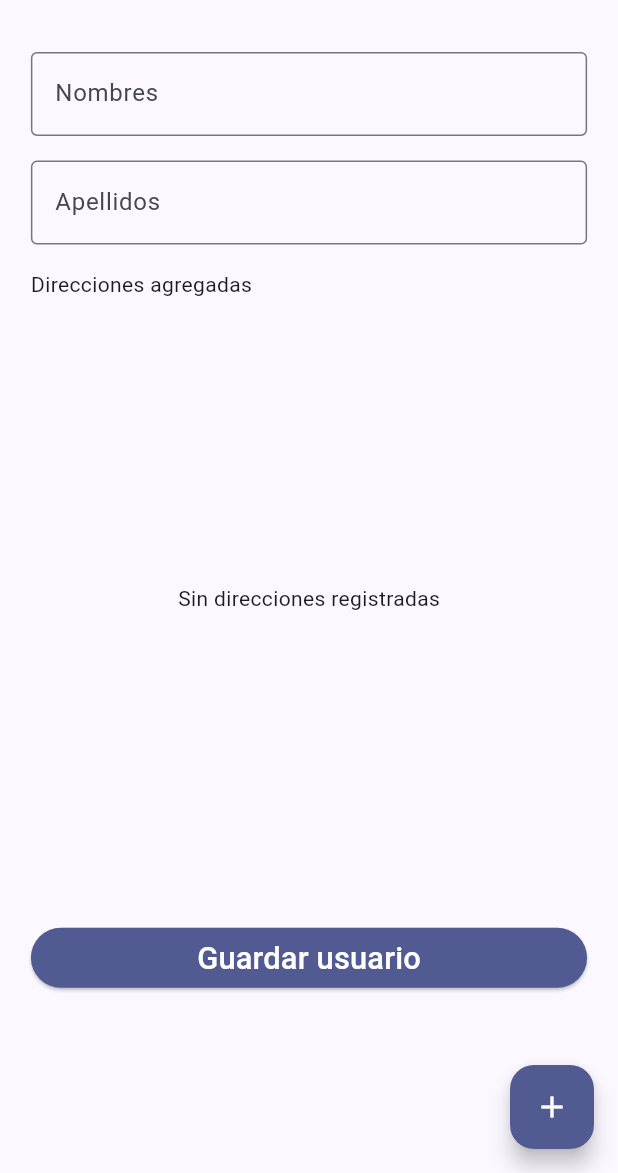
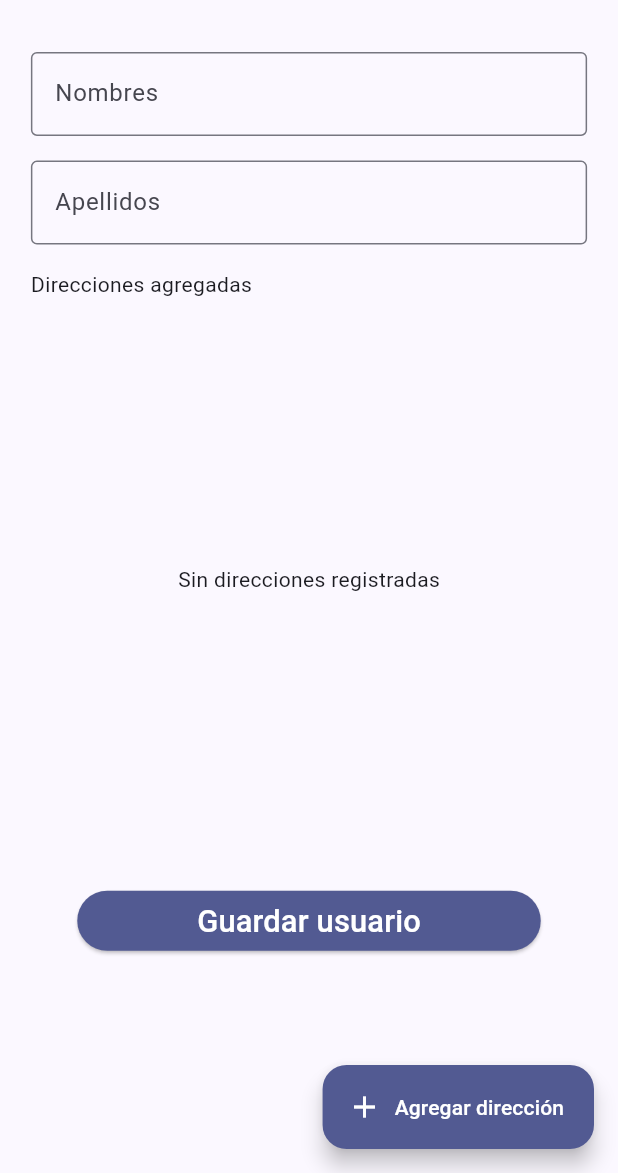
Before and after one commit to edunickdev/app-flutter, a Flutter app: the FormScreen screen opened by its route, on a phone screen of 412 x 824 dp, the part 63-1236 px from its top. Run offline on Flutter 3.47's test engine with Material 3 defaults, Android fonts, the phone set to English and light mode, and no system bars; our stand-ins replace dio, dropdown_search, flutter_riverpod, go_router, sqflite; accounts and stored records are empty; network calls fail.

Commit message:
refined form_screen view

```diff
--- a/lib/presentation/components/form/widgets/name_fields.dart
+++ b/lib/presentation/components/form/widgets/name_fields.dart
@@ -47,10 +47,15 @@ class AddAddressFab extends StatelessWidget {
 
   @override
   Widget build(BuildContext context) {
-    return FloatingActionButton(
-      backgroundColor: Theme.of(context).colorScheme.primary,
+    final colors = Theme.of(context).colorScheme;
+    return FloatingActionButton.extended(
+      backgroundColor: colors.primary,
+      icon: Icon(Icons.add, color: colors.onPrimary),
+      label: Text(
+        'Agregar dirección',
+        style: TextStyle(color: colors.onPrimary),
+      ),
       onPressed: onPressed,
-      child: Icon(Icons.add, color: Theme.of(context).colorScheme.onPrimary),
     );
   }
 }
--- a/lib/presentation/components/user_card_widget.dart
+++ b/lib/presentation/components/user_card_widget.dart
@@ -18,7 +18,11 @@ class UserCardWidget extends StatelessWidget {
     return Card(
       child: ListTile(
         title: Text('${user.names} ${user.lastnames}'),
-        subtitle: Text('${user.addresses.length} direcciones'),
+        subtitle: Text(
+          user.addresses.length == 1
+              ? '${user.addresses.length} dirección'
+              : '${user.addresses.length} direcciones',
+        ),
         onTap: onTap,
         trailing: IconButton(
           icon: const Icon(Icons.delete_outline),
--- a/lib/presentation/screens/details_screen.dart
+++ b/lib/presentation/screens/details_screen.dart
@@ -76,6 +76,7 @@ class _DetailsScreenState extends ConsumerState<DetailsScreen> {
   @override
   Widget build(BuildContext context) {
     final usersState = ref.watch(usersProvider);
+    final size = MediaQuery.of(context).size;
 
     return Scaffold(
       appBar: HomeAppBar(title: 'Detalles'),
@@ -84,7 +85,9 @@ class _DetailsScreenState extends ConsumerState<DetailsScreen> {
           if (users.isEmpty) {
             return const Center(child: Text('Sin usuarios registrados'));
           }
-          return ListView.builder(
+          return Padding(
+            padding: EdgeInsets.all(size.width * 0.03),
+            child: ListView.builder(
               itemCount: users.length,
               itemBuilder: (_, index) {
                 final user = users[index];
@@ -94,6 +97,7 @@ class _DetailsScreenState extends ConsumerState<DetailsScreen> {
                   onDelete: () => _confirmDelete(user.id),
                 );
               },
+            ),
           );
         },
         loading: () => const Center(child: CircularProgressIndicator()),
--- a/lib/presentation/screens/form_screen.dart
+++ b/lib/presentation/screens/form_screen.dart
@@ -45,10 +45,6 @@ class _FormScreenState extends ConsumerState<FormScreen> {
   }
 
   Future<void> _onSubmit(BuildContext context) async {
-    final isValid = _formKey.currentState?.validate() ?? false;
-
-    if (!isValid) return;
-
     if (_addresses.isEmpty) {
       CustomSnackBarWidget.show(
         context,
@@ -57,6 +53,10 @@ class _FormScreenState extends ConsumerState<FormScreen> {
       );
       return;
     }
+
+    final isValid = _formKey.currentState?.validate() ?? false;
+
+    if (!isValid) return;
 
     final user = UserModel(
       id: DateTime.now().millisecondsSinceEpoch.toString(),
@@ -86,6 +86,13 @@ class _FormScreenState extends ConsumerState<FormScreen> {
           : 'Error al guardar el usuario',
       isError: !success,
     );
+
+    if (success) {
+      _formKey.currentState?.reset();
+      _namesKey.currentState?.reset();
+      _lastnamesKey.currentState?.reset();
+      setState(() => _addresses.clear());
+    }
   }
 
   Future<void> _addAddress(BuildContext context) async {
@@ -126,7 +133,11 @@ class _FormScreenState extends ConsumerState<FormScreen> {
                 ),
               ),
               SizedBox(height: size.height * 0.02),
-              CustomButtonWidget(
+              Align(
+                alignment: Alignment.center,
+                child: SizedBox(
+                  width: size.width * 0.75,
+                  child: CustomButtonWidget(
                     text: 'Guardar usuario',
                     size: size,
                     function: () {
@@ -134,7 +145,9 @@ class _FormScreenState extends ConsumerState<FormScreen> {
                     },
                     currentColor: Theme.of(context).colorScheme,
                   ),
-              SizedBox(height: size.height * 0.12),
+                ),
+              ),
+              SizedBox(height: size.height * 0.15),
             ],
           ),
         ),
```
Lines whose indentation alone changed are shown as unchanged.
